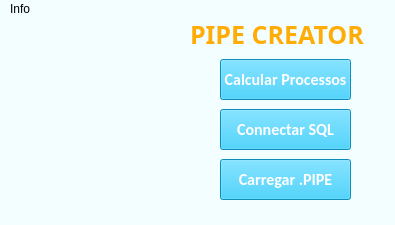
Old version of the form Main.ui in the repository willianqf/Program-PIPELINE-.
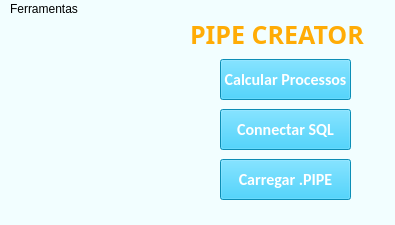
New version of the form. Icons and pictures are not drawn.

```diff
--- a/Main.ui
+++ b/Main.ui
@@ -175,7 +175,7 @@
    </property>
    <widget class="QMenu" name="menuInfo">
     <property name="title">
-     <string>Info</string>
+     <string>Ferramentas</string>
     </property>
     <addaction name="infodev"/>
     <addaction name="cred"/>
```
Left out of the diff: 6 changed lines with no effect on the pictures.
